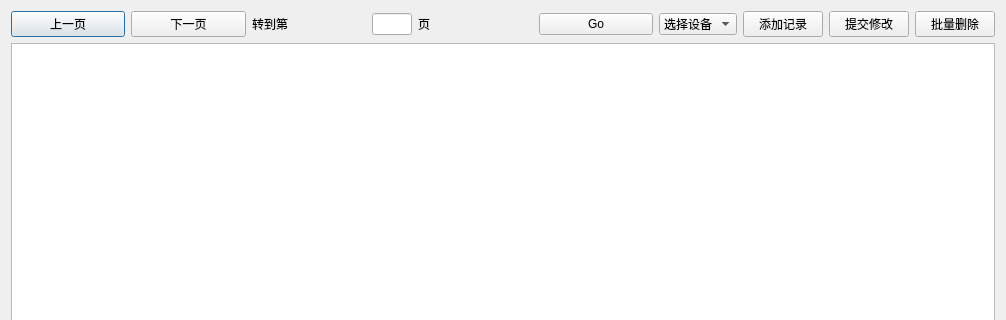
This is maintain_list.ui in YoungerLee/reliability_analysis as Qt 5 draws it before an edit; both pictures show x 0 to 1006 and y 0 to 320 of the 1006 by 678 pixel window. The edited form follows.
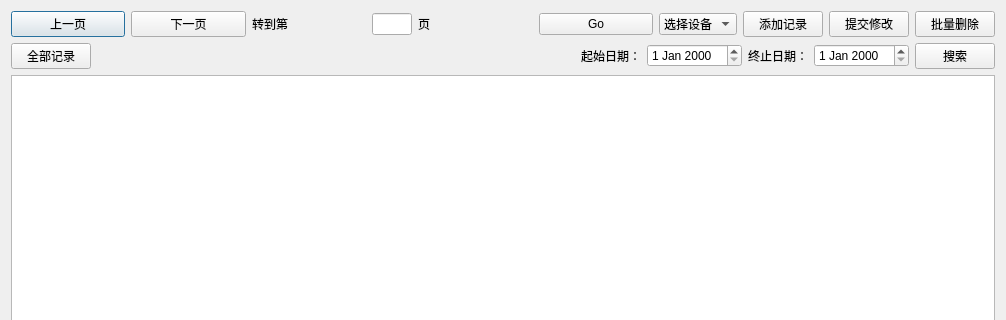
This is the edited form.

```diff
--- a/maintain_list.ui
+++ b/maintain_list.ui
@@ -13,7 +13,7 @@
   <property name="windowTitle">
    <string>维修记录列表</string>
   </property>
-  <layout class="QHBoxLayout" name="horizontalLayout_7">
+  <layout class="QVBoxLayout" name="verticalLayout_2">
    <item>
     <layout class="QVBoxLayout" name="verticalLayout">
      <item>
@@ -109,6 +109,57 @@
        </item>
       </layout>
      </item>
+     <item>
+      <layout class="QHBoxLayout" name="horizontalLayout_7">
+       <item>
+        <widget class="QPushButton" name="allQueryButton">
+         <property name="text">
+          <string>全部记录</string>
+         </property>
+        </widget>
+       </item>
+       <item>
+        <spacer name="horizontalSpacer">
+         <property name="orientation">
+          <enum>Qt::Horizontal</enum>
+         </property>
+         <property name="sizeHint" stdset="0">
+          <size>
+           <width>178</width>
+           <height>17</height>
+          </size>
+         </property>
+        </spacer>
+       </item>
+       <item>
+        <widget class="QLabel" name="label_9">
+         <property name="text">
+          <string>起始日期：</string>
+         </property>
+        </widget>
+       </item>
+       <item>
+        <widget class="QDateEdit" name="beginDateEdit"/>
+       </item>
+       <item>
+        <widget class="QLabel" name="label_10">
+         <property name="text">
+          <string>终止日期：</string>
+         </property>
+        </widget>
+       </item>
+       <item>
+        <widget class="QDateEdit" name="endDateEdit"/>
+       </item>
+       <item>
+        <widget class="QPushButton" name="searchButton">
+         <property name="text">
+          <string>搜索</string>
+         </property>
+        </widget>
+       </item>
+      </layout>
+     </item>
      <item>
       <widget class="QTableView" name="tableView"/>
      </item>
```
